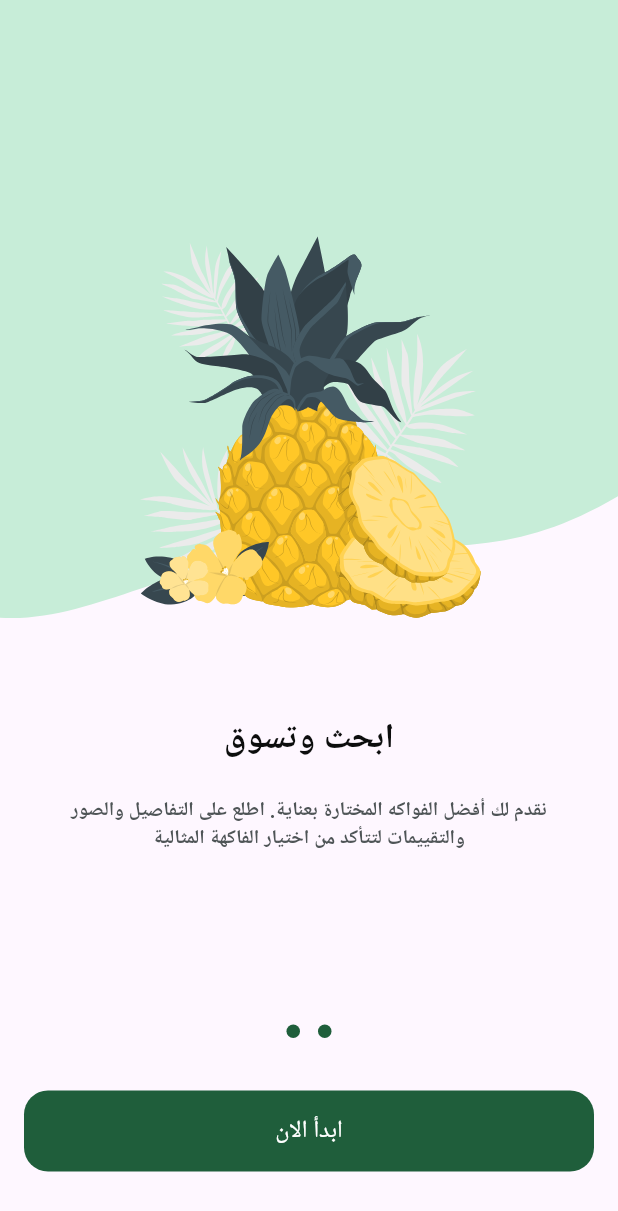
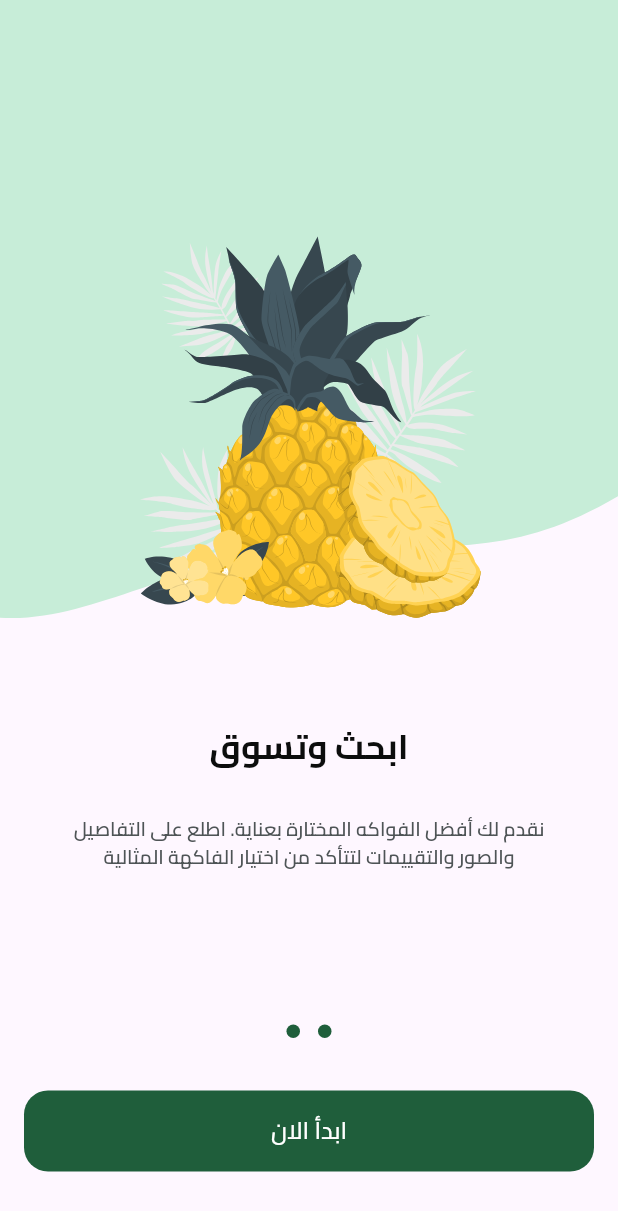
Before and after one commit to hashimsaffarini/Fruits_Hub, a Flutter app: the screen it shows after launch, swiped to page 2, on a phone screen of 412 x 824 dp. Shown: the top 1211 px of the screen. Run offline on Flutter 3.47's test engine with Material 3 defaults, Android fonts, the phone set to English and light mode, and no system bars; drawn by our look-alikes of dots_indicator; our stand-ins replace flutter_svg.

Commit message:
chore: Update font family and add Cairo font weights

```diff
--- a/lib/main.dart
+++ b/lib/main.dart
@@ -14,6 +14,9 @@ class FruitHub extends StatelessWidget {
   @override
   Widget build(BuildContext context) {
     return MaterialApp(
+      theme: ThemeData(
+        fontFamily: 'Cairo',
+      ),
       localizationsDelegates: const [
         S.delegate,
         GlobalMaterialLocalizations.delegate,
```
Also changed, not shown: pubspec.yaml (+10 -11 lines), assets/fonts/Cairo-Bold.ttf (added), assets/fonts/Cairo-Medium.ttf (added), assets/fonts/Cairo-Regular.ttf (added), assets/fonts/Cairo-SemiBold.ttf (added).
